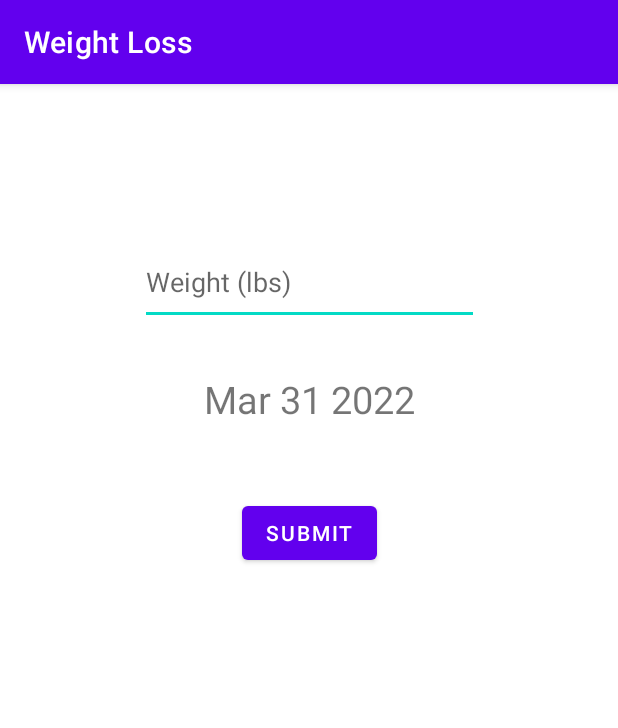
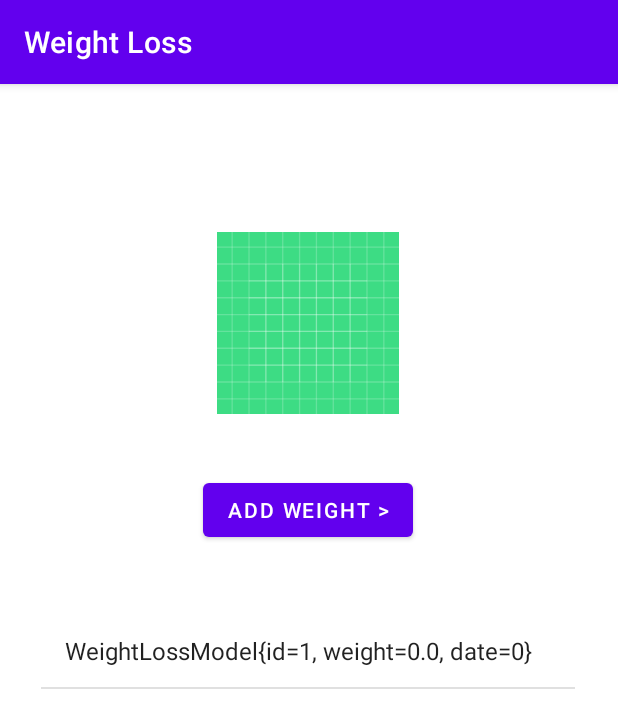
Before and after one commit to JackEmond/Weight-Loss-App, an Android app: the AddWeight screen opened directly, with no data from a screen before it, after a tap on "SUBMIT", on a phone screen of 412 x 824 dp. Shown: the top 728 px of the screen. Run offline under Robolectric (Android 15) with nearby library versions, the phone set to English and light mode, and no system bars.

Commit message:
added database for storing users weight and the date they were that weight.

```diff
--- a/app/src/main/java/com/example/weightloss/AddWeight.java
+++ b/app/src/main/java/com/example/weightloss/AddWeight.java
@@ -3,6 +3,7 @@ package com.example.weightloss;
 import androidx.appcompat.app.AppCompatActivity;
 
 import android.app.DatePickerDialog;
+import android.content.Intent;
 import android.graphics.Color;
 import android.graphics.drawable.ColorDrawable;
 import android.os.Bundle;
@@ -71,6 +72,7 @@ public class AddWeight extends AppCompatActivity {
                         mDateSetListener,
                         year, month, day );
 
+                //Show Date Picker
                 dialog.getWindow().setBackgroundDrawable(new ColorDrawable(Color.TRANSPARENT));
                 dialog.show();
 
@@ -100,15 +102,29 @@ public class AddWeight extends AppCompatActivity {
             }
         };
 
-        //Submit Data into Database
         btnSubmit.setOnClickListener(new View.OnClickListener() {
             @Override
             public void onClick(View view) {
+                addWeightToDatabase();
+                openMainActivity();
+            }
+        });
+    }
+
+
+
+    public void openMainActivity(){
+        Intent intent = new Intent(this, MainActivity.class);
+        startActivity(intent);
+    }
+
+
+
+    public void addWeightToDatabase(){
         WeightLossModel weightLossModel;
 
         try{
             weightLossModel = new WeightLossModel(-1, Float.parseFloat(inputWeight.getText().toString()), dateLong);
-                    Toast.makeText(AddWeight.this, weightLossModel.toString(), Toast.LENGTH_SHORT).show();
 
         }
         catch(Exception e){
@@ -118,9 +134,5 @@ public class AddWeight extends AppCompatActivity {
 
         DataBaseHelper dataBaseHelper = new DataBaseHelper(AddWeight.this);
         boolean success = dataBaseHelper.addOne(weightLossModel);
-
-                Toast.makeText(AddWeight.this, "Success = " + success, Toast.LENGTH_SHORT).show();
-            }
-        });
     }
 }
--- a/app/src/main/java/com/example/weightloss/DataBaseHelper.java
+++ b/app/src/main/java/com/example/weightloss/DataBaseHelper.java
@@ -2,10 +2,13 @@ package com.example.weightloss;
 
 import android.content.ContentValues;
 import android.content.Context;
+import android.database.Cursor;
 import android.database.sqlite.SQLiteDatabase;
 import android.database.sqlite.SQLiteOpenHelper;
 
 import java.text.SimpleDateFormat;
+import java.util.ArrayList;
+import java.util.List;
 
 import androidx.annotation.Nullable;
 
@@ -44,7 +47,7 @@ class DataBaseHelper extends SQLiteOpenHelper {
         SimpleDateFormat dateFormat = new SimpleDateFormat("yyyy-MM-dd");
 
         cv.put(COLUMN_WEIGHT, weightLossModel.getWeight());
-        cv.put(COLUMN_DATE, dateFormat.format(weightLossModel.getDate()));
+        cv.put(COLUMN_DATE, weightLossModel.getDate());
 
         long insert = db.insert(WEIGHTLOSS_TABLE, null, cv);
 
@@ -56,5 +59,30 @@ class DataBaseHelper extends SQLiteOpenHelper {
         }
     }
 
+    public List<WeightLossModel> getAll(){
+        List<WeightLossModel> returnList = new ArrayList<>();
+        String queryString = "SELECT * FROM " + WEIGHTLOSS_TABLE;
+        SQLiteDatabase db = this.getReadableDatabase();
+        Cursor cursor = db.rawQuery(queryString, null);
+
+        if(cursor.moveToFirst()){
+            //loop through the results and create new Weight Loss Objects
+           do{
+               int id = cursor.getInt(0);
+               float weight = cursor.getFloat(1);
+               long date = cursor.getLong(2);
+
+               WeightLossModel newWeightLoss = new WeightLossModel(id, weight, date);
+               returnList.add(newWeightLoss);
+           }
+           while(cursor.moveToNext());
+        }
+
+        cursor.close();
+        db.close();
+
+        return returnList;
+    }
+
 
 }
--- a/app/src/main/java/com/example/weightloss/MainActivity.java
+++ b/app/src/main/java/com/example/weightloss/MainActivity.java
@@ -5,16 +5,23 @@ import androidx.appcompat.app.AppCompatActivity;
 import android.content.Intent;
 import android.os.Bundle;
 import android.view.View;
+import android.widget.ArrayAdapter;
 import android.widget.Button;
+import android.widget.ListView;
+
+import java.util.List;
 
 public class MainActivity extends AppCompatActivity {
 
     private Button addWeightButton;
+    private ListView listWeights;
 
     @Override
     protected void onCreate(Bundle savedInstanceState) {
         super.onCreate(savedInstanceState);
         setContentView(R.layout.activity_main);
+
+        listWeights = findViewById(R.id.lstWeights); //Initialize Button
 
         // Make it so the Add Weight button on the home page goes to the AddWeight Activity page
         addWeightButton = (Button) findViewById(R.id.btnAddWeight); //Initialize Button
@@ -26,7 +33,10 @@ public class MainActivity extends AppCompatActivity {
         });
 
 
-
+        DataBaseHelper  dataBaseHelper = new DataBaseHelper(MainActivity.this);
+        List<WeightLossModel> everyone = dataBaseHelper.getAll();
+        ArrayAdapter weightLossArrayAdapter = new ArrayAdapter<WeightLossModel>(MainActivity.this, android.R.layout.simple_list_item_1, everyone);
+        listWeights.setAdapter(weightLossArrayAdapter);
     }
 
 
--- a/app/src/main/res/layout/activity_main.xml
+++ b/app/src/main/res/layout/activity_main.xml
@@ -10,7 +10,7 @@
         android:id="@+id/btnAddWeight"
         android:layout_width="wrap_content"
         android:layout_height="wrap_content"
-        android:layout_marginBottom="448dp"
+        android:layout_marginBottom="460dp"
         android:text="@string/btnAddWeight"
         app:layout_constraintBottom_toBottomOf="parent"
         app:layout_constraintEnd_toEndOf="parent"
@@ -21,12 +21,24 @@
         android:id="@+id/imgLogo"
         android:layout_width="164dp"
         android:layout_height="121dp"
-        android:layout_marginBottom="64dp"
+        android:layout_marginBottom="40dp"
         android:contentDescription="@string/Logo"
+        android:src="@drawable/ic_launcher_background"
         app:layout_constraintBottom_toTopOf="@+id/btnAddWeight"
         app:layout_constraintEnd_toEndOf="parent"
-        app:layout_constraintHorizontal_bias="0.5"
+        app:layout_constraintHorizontal_bias="0.497"
+        app:layout_constraintStart_toStartOf="parent" />
+
+    <ListView
+        android:id="@+id/lstWeights"
+        android:layout_width="356dp"
+        android:layout_height="367dp"
+        android:layout_marginBottom="40dp"
+        app:layout_constraintBottom_toBottomOf="parent"
+        app:layout_constraintEnd_toEndOf="parent"
+        app:layout_constraintHorizontal_bias="0.49"
         app:layout_constraintStart_toStartOf="parent"
-        android:src="@drawable/ic_launcher_background" />
+        app:layout_constraintTop_toBottomOf="@+id/btnAddWeight"
+        app:layout_constraintVertical_bias="0.878" />
 
 </androidx.constraintlayout.widget.ConstraintLayout>
```
Lines whose indentation alone changed are shown as unchanged.
